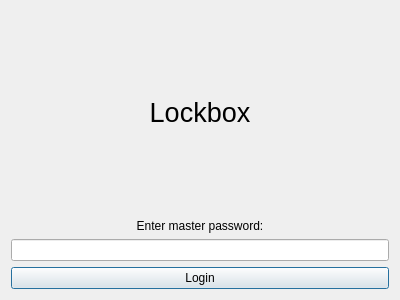
First picture: the form in lockbox/logindialog.ui, repository youssefibrahim3/Lockbox, before the edit.
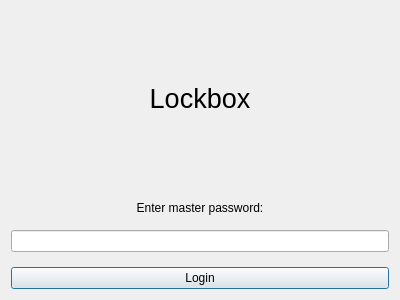
Second picture: the form after the edit.

Commit message: Add Vault reference to login dialog, adjust spacing

```diff
--- a/lockbox/logindialog.ui
+++ b/lockbox/logindialog.ui
@@ -14,8 +14,14 @@
    <string>Dialog</string>
   </property>
   <layout class="QVBoxLayout" name="verticalLayout_2">
+   <property name="spacing">
+    <number>15</number>
+   </property>
    <item>
     <layout class="QVBoxLayout" name="verticalLayout">
+     <property name="spacing">
+      <number>15</number>
+     </property>
      <item>
       <widget class="QLabel" name="title">
        <property name="font">
```
The commit also changes 2 other files.
